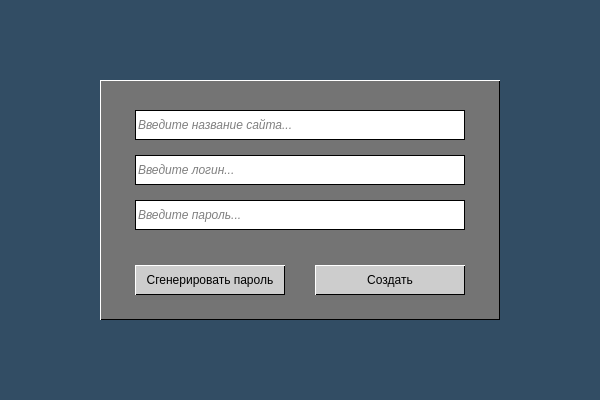
First picture: the form in frontend/pm_add_new_entry.ui, repository Kvazitropter/password-manager, before the edit.
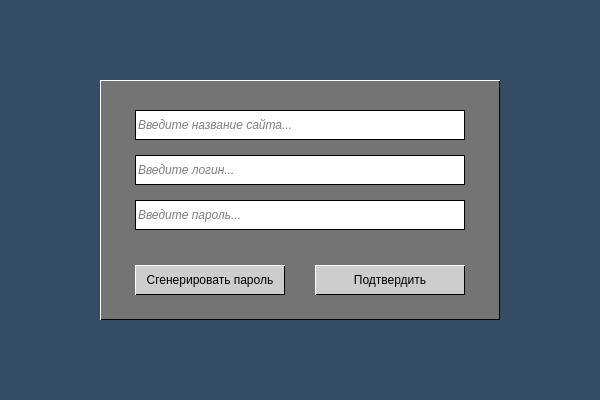
Second picture: the form after the edit. Icons and pictures are not drawn.

```diff
--- a/frontend/pm_add_new_entry.ui
+++ b/frontend/pm_add_new_entry.ui
@@ -62,7 +62,7 @@
 }</string>
     </property>
     <property name="text">
-     <string>Создать</string>
+     <string>Подтвердить</string>
     </property>
    </widget>
    <widget class="QLineEdit" name="input_service_name">
```
Left out of the diff: 48 changed lines with no effect on the pictures.
